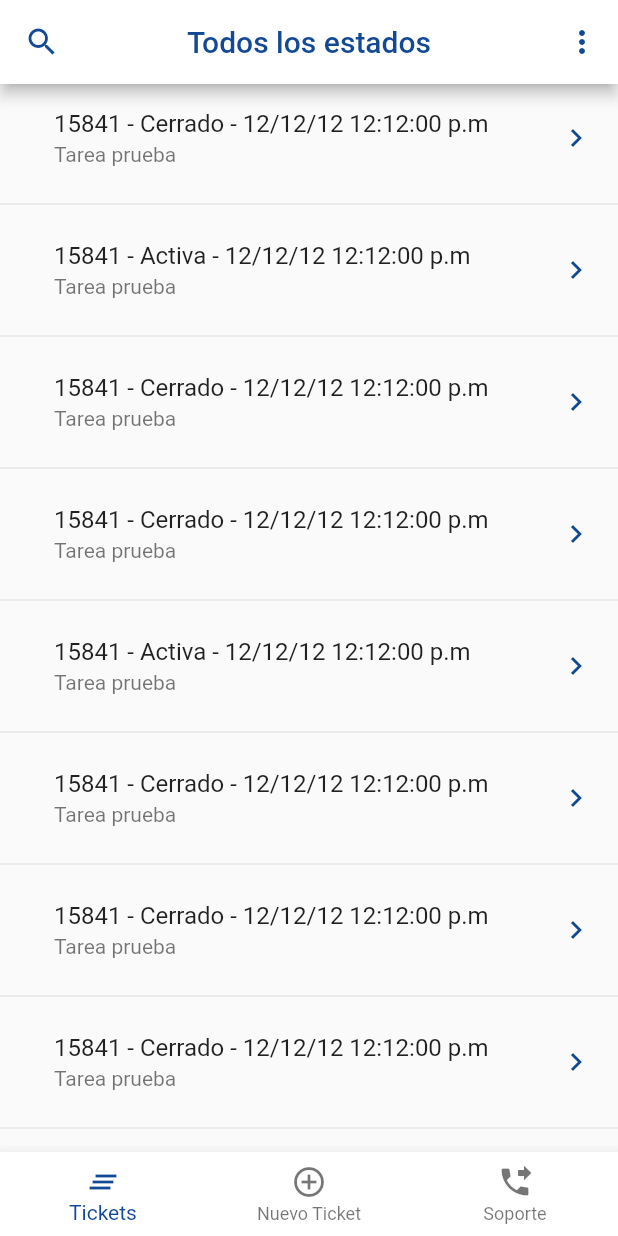
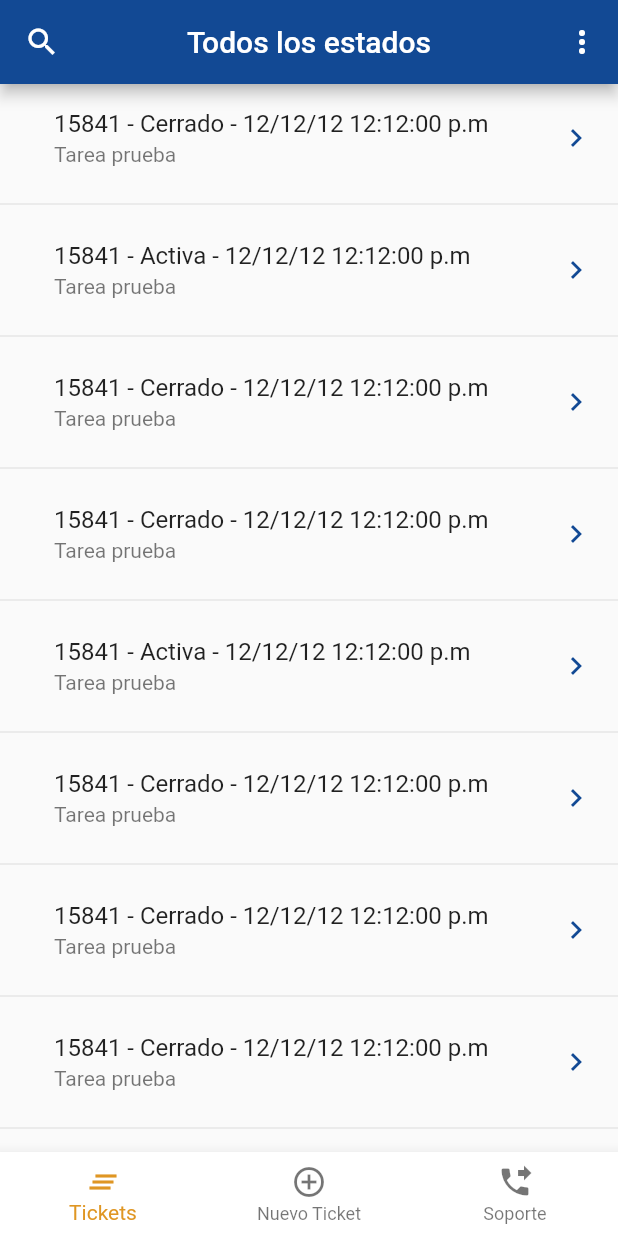
Before and after one commit to B3rert/TareasDs_Flutter, a Flutter app: the screen it shows after launch, after a tap on "Iniciar sesión", on a phone screen of 412 x 824 dp. Run offline on Flutter 3.47's test engine with Material 2 defaults, Android fonts, the phone set to English and light mode, and no system bars.

Commit message:
Azul de fondo, letras blancas

```diff
--- a/lib/main.dart
+++ b/lib/main.dart
@@ -20,13 +20,14 @@ Map<int, Color> color = {
 
 MaterialColor naranja = MaterialColor(0xFFDF9623, color);
 MaterialColor azul = MaterialColor(0xFF124994, color);
+MaterialColor azulPalido = MaterialColor(0xFF567aab, color);
 
 class MyApp extends StatelessWidget {
   @override
   Widget build(BuildContext context) {
     return MaterialApp(
       theme: ThemeData(
-        primarySwatch: azul,
+        primarySwatch: naranja,
       ),
       debugShowCheckedModeBanner: false,
       title: 'TareasDS',
--- a/lib/src/pages/list_task_page.dart
+++ b/lib/src/pages/list_task_page.dart
@@ -32,10 +32,10 @@ class _ListTaskPageState extends State<ListTaskPage> {
   Widget build(BuildContext context) {
     return Scaffold(
       appBar: AppBar(
-        backgroundColor: Colors.white,
+        backgroundColor: azul,
         title: Text(
           _tituloBar,
-          style: TextStyle(color: azul),
+          style: TextStyle(color: Colors.white),
         ),
         centerTitle: true,
         leading: IconButton(
@@ -45,7 +45,7 @@ class _ListTaskPageState extends State<ListTaskPage> {
           onPressed: () {},
         ),
         iconTheme: IconThemeData(
-          color: azul,
+          color: Colors.white,
         ),
         actions: <Widget>[
           PopupMenuButton<String>(
--- a/lib/src/pages/login_page.dart
+++ b/lib/src/pages/login_page.dart
@@ -86,7 +86,7 @@ class _LoginPageState extends State<LoginPage> {
   Widget bottonLogin() {
     return RaisedButton(
       child: Text("Iniciar sesión"),
-      color: azul,
+      color: naranja,
       onPressed: _iniciarSesion,
       textColor: Colors.white,
       shape: StadiumBorder(),
--- a/lib/src/pages/view_tasks.dart
+++ b/lib/src/pages/view_tasks.dart
@@ -22,12 +22,12 @@ class ViewTaskPage extends StatelessWidget {
     return Scaffold(
       appBar: AppBar(
         iconTheme: IconThemeData(
-          color: azul,
+          color: Colors.white,
         ),
-        backgroundColor: Colors.white,
+        backgroundColor: azul,
         title: Text(
           "Tareas",
-          style: TextStyle(color: azul),
+          style: TextStyle(color: Colors.white),
         ),
         centerTitle: true,
       ),
```
